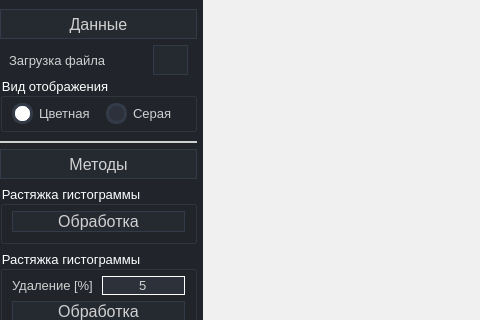
First picture: the form in gui.ui, repository SkorEgor/Brightness_Editor, before the edit; both pictures show x 0 to 480 and y 0 to 320 of the 1175 by 616 pixel window.
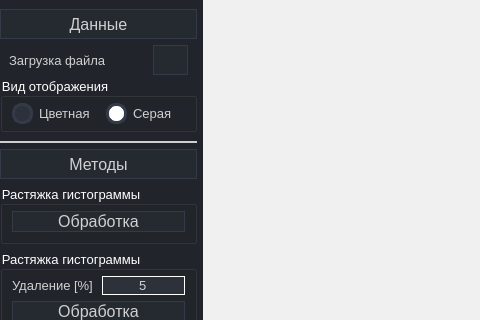
Second picture: the form after the edit. Icons and pictures are not drawn.

```diff
--- a/gui.ui
+++ b/gui.ui
@@ -450,7 +450,7 @@
                          <bool>true</bool>
                         </property>
                         <property name="checked">
-                         <bool>true</bool>
+                         <bool>false</bool>
                         </property>
                        </widget>
                       </item>
@@ -459,6 +459,9 @@
                         <property name="text">
                          <string>Серая</string>
                         </property>
+                        <property name="checked">
+                         <bool>true</bool>
+                        </property>
                        </widget>
                       </item>
                      </layout>
```
Left out of the diff: 6 changed lines with no effect on the pictures.
